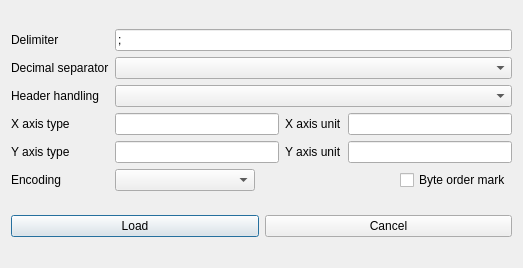
echmet/CEval, file src/gui/loadcsvfiledialog.ui: the form before one commit.
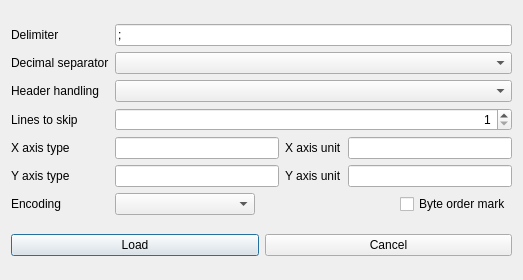
The form after the commit.

Commit message: Add an option to skip arbitrary amount of lines at the beginning of a CSV file

Diff of the .ui file:
```diff
--- a/src/gui/loadcsvfiledialog.ui
+++ b/src/gui/loadcsvfiledialog.ui
@@ -7,7 +7,7 @@
     <x>0</x>
     <y>0</y>
     <width>523</width>
-    <height>268</height>
+    <height>280</height>
    </rect>
   </property>
   <property name="windowTitle">
@@ -16,7 +16,7 @@
   <layout class="QVBoxLayout" name="verticalLayout">
    <item>
     <layout class="QGridLayout" name="gridLayout">
-     <item row="3" column="0">
+     <item row="4" column="0">
       <widget class="QLabel" name="ql_xType">
        <property name="text">
         <string>X axis type</string>
@@ -36,13 +36,13 @@
        </property>
       </widget>
      </item>
-     <item row="4" column="1">
+     <item row="6" column="1">
       <widget class="QLineEdit" name="qle_yType"/>
      </item>
-     <item row="3" column="1">
+     <item row="4" column="1">
       <widget class="QLineEdit" name="qle_xType"/>
      </item>
-     <item row="4" column="0">
+     <item row="6" column="0">
       <widget class="QLabel" name="ql_yCaption">
        <property name="text">
         <string>Y axis type</string>
@@ -59,14 +59,17 @@
        </property>
       </widget>
      </item>
-     <item row="3" column="2">
+     <item row="4" column="2">
       <widget class="QLabel" name="ql_xUnit">
        <property name="text">
         <string>X axis unit</string>
        </property>
       </widget>
      </item>
-     <item row="5" column="0">
+     <item row="4" column="3">
+      <widget class="QLineEdit" name="qle_xUnit"/>
+     </item>
+     <item row="7" column="0">
       <widget class="QLabel" name="ql_encodingCaption">
        <property name="text">
         <string>Encoding</string>
@@ -80,18 +83,18 @@
        </property>
       </widget>
      </item>
-     <item row="3" column="3">
-      <widget class="QLineEdit" name="qle_xUnit"/>
+     <item row="6" column="3">
+      <widget class="QLineEdit" name="qle_yUnit"/>
      </item>
-     <item row="4" column="2">
+     <item row="6" column="2">
       <widget class="QLabel" name="ql_yUnit">
        <property name="text">
         <string>Y axis unit</string>
        </property>
       </widget>
      </item>
-     <item row="4" column="3">
-      <widget class="QLineEdit" name="qle_yUnit"/>
+     <item row="1" column="1" colspan="3">
+      <widget class="QComboBox" name="qcbox_decimalSeparator"/>
      </item>
      <item row="0" column="1" colspan="3">
       <widget class="QLineEdit" name="qle_delimiter">
@@ -100,13 +103,10 @@
        </property>
       </widget>
      </item>
-     <item row="1" column="1" colspan="3">
-      <widget class="QComboBox" name="qcbox_decimalSeparator"/>
-     </item>
      <item row="2" column="1" colspan="3">
       <widget class="QComboBox" name="qcbox_headerHandling"/>
      </item>
-     <item row="5" column="1" colspan="3">
+     <item row="7" column="1" colspan="3">
       <layout class="QHBoxLayout" name="horizontalLayout_2">
        <item>
         <widget class="QComboBox" name="qcbox_encoding">
@@ -140,6 +140,26 @@
        </item>
       </layout>
      </item>
+     <item row="3" column="0">
+      <widget class="QLabel" name="ql_linesToSkip">
+       <property name="text">
+        <string>Lines to skip</string>
+       </property>
+      </widget>
+     </item>
+     <item row="3" column="1" colspan="3">
+      <widget class="QSpinBox" name="qspbox_linesToSkip">
+       <property name="alignment">
+        <set>Qt::AlignRight|Qt::AlignTrailing|Qt::AlignVCenter</set>
+       </property>
+       <property name="minimum">
+        <number>1</number>
+       </property>
+       <property name="maximum">
+        <number>999999999</number>
+       </property>
+      </widget>
+     </item>
     </layout>
    </item>
    <item>
```
The commit also changes 5 other files.
